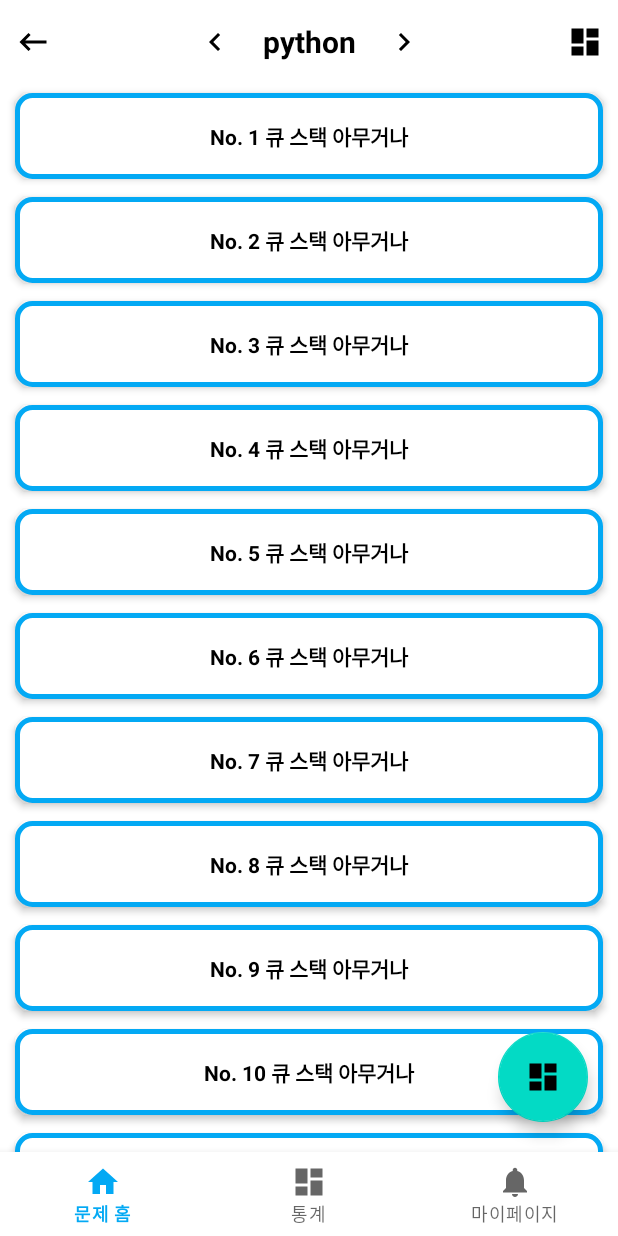
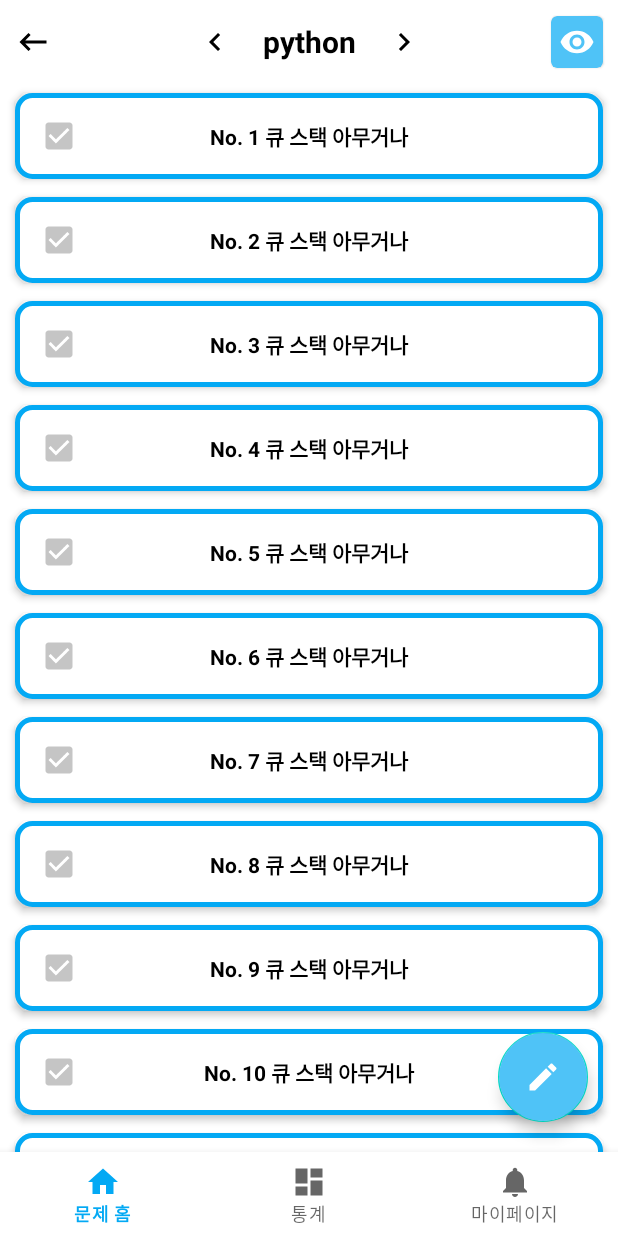
Before and after one commit to cse-master-project/CSE-Study-And-Learn-Application, an Android app: the screen it shows after launch (MainActivity), after a tap on an icon or button, on a phone screen of 412 x 824 dp. Run offline under Robolectric (Android 15) with nearby library versions, the phone set to English and light mode, and no system bars; our stand-ins replace navigation-ui.

Commit message:
2024-04-05, KJY 중분류 선택 UI 개선
- 중분류 고를 수 있게 UI 수정
- 중분류 보기 아이콘 변경
- 체크박스 추가

```diff
--- a/app/src/main/java/com/example/cse_study_and_learn_application/model/QuestionRelateModels.kt
+++ b/app/src/main/java/com/example/cse_study_and_learn_application/model/QuestionRelateModels.kt
@@ -22,4 +22,4 @@ data class Subject(val title: String, val bg: String, val cnt: String, val icon:
  * @author kjy
  * @since 2024-03-09
  */
-data class SubjectContent(val title: String)
+data class SubjectContent(val title: String, val selected: Boolean)
--- a/app/src/main/java/com/example/cse_study_and_learn_application/ui/home/SubjectContentItemAdapter.kt
+++ b/app/src/main/java/com/example/cse_study_and_learn_application/ui/home/SubjectContentItemAdapter.kt
@@ -1,7 +1,9 @@
 package com.example.cse_study_and_learn_application.ui.home
 
+import android.annotation.SuppressLint
 import android.content.Context
 import android.view.LayoutInflater
+import android.view.View
 import android.view.ViewGroup
 import androidx.core.content.ContextCompat
 import androidx.recyclerview.widget.RecyclerView
@@ -28,6 +30,8 @@ import com.example.cse_study_and_learn_application.utils.setTextColorAsLinearGra
  */
 class SubjectContentItemAdapter(private val contents: List<SubjectContent>, private val context: Context) :
     RecyclerView.Adapter<SubjectContentViewHolder>() {
+    private var toggleCheckBox = false
+
     override fun onCreateViewHolder(parent: ViewGroup, viewType: Int): SubjectContentViewHolder {
         val binding = ItemSubjectContentBinding.inflate(LayoutInflater.from(parent.context), parent, false)
 
@@ -38,16 +42,34 @@ class SubjectContentItemAdapter(private val contents: List<SubjectContent>, priv
 
     override fun onBindViewHolder(holder: SubjectContentViewHolder, position: Int) {
         val content = contents[position]
-        holder.bind(content)
+        holder.bind(content, toggleCheckBox)
+    }
+
+    @SuppressLint("NotifyDataSetChanged")
+    fun toggleCheckBoxVisibility() {
+        toggleCheckBox = !toggleCheckBox
+        notifyDataSetChanged()
+    }
+
+    fun getSelectedItem() {
+
     }
 }
 
 
 class SubjectContentViewHolder(private val binding: ItemSubjectContentBinding, private val context: Context) : ViewHolder(binding.root){
-    fun bind(content: SubjectContent) {
+    fun bind(content: SubjectContent, toggleCheckBox: Boolean) {
         binding.tvContentTitle.text = content.title
+        if (toggleCheckBox) {
+            binding.cbQuizSel.isChecked = content.selected
+            binding.cbQuizSel.isEnabled = true
+            binding.cbQuizSel.buttonTintList = ContextCompat.getColorStateList(context, R.color.light_blue_300)
+        } else {
+            binding.cbQuizSel.isChecked = true
+            binding.cbQuizSel.isEnabled = false
+            binding.cbQuizSel.buttonTintList = ContextCompat.getColorStateList(context, R.color.light_gray_c5)
 
-
+        }
     }
 
 }
--- a/app/src/main/java/com/example/cse_study_and_learn_application/ui/home/SubjectContentsFragment.kt
+++ b/app/src/main/java/com/example/cse_study_and_learn_application/ui/home/SubjectContentsFragment.kt
@@ -5,7 +5,9 @@ import android.util.TypedValue
 import androidx.fragment.app.Fragment
 import android.view.LayoutInflater
 import android.view.View
+import android.view.View.OnClickListener
 import android.view.ViewGroup
+import android.widget.Toast
 import androidx.appcompat.app.AppCompatActivity
 import androidx.appcompat.widget.Toolbar
 import androidx.lifecycle.ViewModelProvider
@@ -16,6 +18,7 @@ import com.example.cse_study_and_learn_application.databinding.FragmentHomeBindi
 import com.example.cse_study_and_learn_application.databinding.FragmentSubjectContentsBinding
 import com.example.cse_study_and_learn_application.model.Subject
 import com.example.cse_study_and_learn_application.model.SubjectContent
+import com.example.cse_study_and_learn_application.ui.other.DialogQuestMessage
 
 
 /**
@@ -29,7 +32,7 @@ import com.example.cse_study_and_learn_application.model.SubjectContent
  * 최근 주요 변경점
  * - adapter context 매개변수 추가
  */
-class SubjectContentsFragment : Fragment() {
+class SubjectContentsFragment : Fragment(), OnClickListener {
     // TODO: Rename and change types of parameters
     private var param1: String? = null
     private var param2: String? = null
@@ -37,6 +40,10 @@ class SubjectContentsFragment : Fragment() {
     private var _binding: FragmentSubjectContentsBinding? = null
     private val binding get() = _binding!!
     private lateinit var homeViewModel: HomeViewModel
+
+
+    private lateinit var adapter: SubjectContentItemAdapter
+    private var quizSettingDialogFlag = false
 
     override fun onCreateView(
         inflater: LayoutInflater, container: ViewGroup?,
@@ -46,12 +53,17 @@ class SubjectContentsFragment : Fragment() {
         homeViewModel = ViewModelProvider(requireActivity())[HomeViewModel::class.java]
 
         val subjectContents = List(30) {
-            SubjectContent("No. ${it + 1} 큐 스택 아무거나")
+            SubjectContent("No. ${it + 1} 큐 스택 아무거나", false)
         }
 
-        val adapter = SubjectContentItemAdapter(subjectContents, requireContext())
+        adapter = SubjectContentItemAdapter(subjectContents, requireContext())
         binding.rvContent.adapter = adapter
         binding.rvContent.layoutManager = LinearLayoutManager(context)
+
+        binding.fabQuestionExe.setOnClickListener(this)
+        binding.cdvExtendQuizSetting.setOnClickListener(this)
+        binding.cbAllRandom.setOnClickListener(this)
+
 
         return binding.root
     }
@@ -93,6 +105,50 @@ class SubjectContentsFragment : Fragment() {
         fun newInstance() = SubjectContentsFragment()
     }
 
+    override fun onClick(v: View?) {
+        when (v?.id) {
+            // 화면 우측 하단 문제 풀기 버튼
+            R.id.fab_question_exe -> {
+                // 랜덤 선택 풀기 버튼이 클릭되어 있으면 다이얼로그로 맞는지 물어보고 문제 풀기 진행
+                if (binding.cbAllRandom.isChecked) {
+                    val dialogQuestMessage = DialogQuestMessage(requireContext(),
+                        R.layout.dialog_quest_message_topdown,
+                        "전체 문제 풀기가\n선택되었습니다.\n이대로 진행 하시겠습니까?").apply {
+                        cardMarginInDp = 15f
+                    }
+
+                    dialogQuestMessage.setPositive {
+                        Toast.makeText(context, "네 클릭", Toast.LENGTH_SHORT).show()
+                        dialogQuestMessage.dismiss()
+                    }
+
+                    dialogQuestMessage.setNegative {
+                        Toast.makeText(context, "아니요 클릭", Toast.LENGTH_SHORT).show()
+                        binding.llDialogSetting.visibility = View.VISIBLE   // 퀴즈 설정 다이얼로그 표시
+                        dialogQuestMessage.dismiss()
+                    }
+
+                    dialogQuestMessage.show()
+                }
+
+            }
+
+            // 퀴즈 관련해서 설정할 수 있는 다이얼로그 버튼
+            R.id.cdv_extend_quiz_setting -> {
+                quizSettingDialogFlag = !quizSettingDialogFlag
+                if (quizSettingDialogFlag) {
+                    binding.llDialogSetting.visibility = View.VISIBLE
+                } else {
+                    binding.llDialogSetting.visibility = View.INVISIBLE
+                }
+            }
+
+            // 랜덤 선택 풀기
+            R.id.cb_all_random -> {
+                adapter.toggleCheckBoxVisibility()
+            }
+        }
+    }
 
 
 }
--- a/app/src/main/java/com/example/cse_study_and_learn_application/ui/setting/SettingFragment.kt
+++ b/app/src/main/java/com/example/cse_study_and_learn_application/ui/setting/SettingFragment.kt
@@ -66,7 +66,7 @@ class SettingFragment : Fragment() {
         }
 
         binding.linLogout.setOnClickListener {
-            val dialogQuestMessage = DialogQuestMessage(requireContext(), "정말로 로그아웃 하시겠습니까?")
+            val dialogQuestMessage = DialogQuestMessage(requireContext(), R.layout.dialog_quest_message, "정말로 로그아웃 하시겠습니까?")
 
             dialogQuestMessage.setPositive {
                 Toast.makeText(context, "네 클릭", Toast.LENGTH_SHORT).show()
@@ -82,7 +82,7 @@ class SettingFragment : Fragment() {
         }
 
         binding.linWithdraw.setOnClickListener {
-            val dialogQuestMessage = DialogQuestMessage(requireContext(), "정말로 탈퇴 하시겠습니까?")
+            val dialogQuestMessage = DialogQuestMessage(requireContext(), R.layout.dialog_quest_message,"정말로 탈퇴 하시겠습니까?")
 
             dialogQuestMessage.setPositive {
                 Toast.makeText(context, "네 클릭", Toast.LENGTH_SHORT).show()
--- /dev/null
+++ b/app/src/main/res/drawable/baseline_remove_red_eye_24.xml
@@ -0,0 +1,5 @@
+<vector android:height="24dp" android:tint="#FFFFFF"
+    android:viewportHeight="24" android:viewportWidth="24"
+    android:width="24dp" xmlns:android="http://schemas.android.com/apk/res/android">
+    <path android:fillColor="@android:color/white" android:pathData="M12,4.5C7,4.5 2.73,7.61 1,12c1.73,4.39 6,7.5 11,7.5s9.27,-3.11 11,-7.5c-1.73,-4.39 -6,-7.5 -11,-7.5zM12,17c-2.76,0 -5,-2.24 -5,-5s2.24,-5 5,-5 5,2.24 5,5 -2.24,5 -5,5zM12,9c-1.66,0 -3,1.34 -3,3s1.34,3 3,3 3,-1.34 3,-3 -1.34,-3 -3,-3z"/>
+</vector>
--- /dev/null
+++ b/app/src/main/res/drawable/bg_rounded_gray.xml
@@ -0,0 +1,9 @@
+<?xml version="1.0" encoding="utf-8"?>
+<shape xmlns:android="http://schemas.android.com/apk/res/android"
+    android:shape="rectangle">
+    <solid android:color="@color/white"/>
+    <stroke
+        android:width="1dp"
+        android:color="#A6A6A6"/>
+    <corners android:radius="10dp"/>
+</shape>
--- /dev/null
+++ b/app/src/main/res/drawable/ic_edit_24_white.xml
@@ -0,0 +1,5 @@
+<vector android:height="24dp" android:tint="#FFFFFF"
+    android:viewportHeight="24" android:viewportWidth="24"
+    android:width="24dp" xmlns:android="http://schemas.android.com/apk/res/android">
+    <path android:fillColor="@android:color/white" android:pathData="M3,17.25V21h3.75L17.81,9.94l-3.75,-3.75L3,17.25zM20.71,7.04c0.39,-0.39 0.39,-1.02 0,-1.41l-2.34,-2.34c-0.39,-0.39 -1.02,-0.39 -1.41,0l-1.83,1.83 3.75,3.75 1.83,-1.83z"/>
+</vector>
--- a/app/src/main/res/layout/fragment_subject_contents.xml
+++ b/app/src/main/res/layout/fragment_subject_contents.xml
@@ -14,14 +14,62 @@
         android:layout_width="match_parent"
         android:layout_height="?attr/actionBarSize">
 
-        <LinearLayout
+        <FrameLayout
             android:gravity="center"
             android:layout_gravity="center"
             android:orientation="horizontal"
             android:layout_width="match_parent"
             android:layout_height="match_parent" >
 
+
+            <androidx.appcompat.widget.Toolbar
+                android:gravity="center"
+                android:id="@+id/toolbar"
+                style="@style/Toolbar"
+                android:layout_width="match_parent"
+                android:layout_height="?attr/actionBarSize"
+                android:theme="@style/ThemeOverlay.AppCompat.Dark.ActionBar"
+                app:layout_constraintBottom_toBottomOf="parent"
+                app:layout_constraintTop_toTopOf="parent"
+                app:titleTextColor="@android:color/black">
+
                 <ImageButton
+                    android:id="@+id/ib_prev_subj"
+                    android:layout_width="wrap_content"
+                    android:layout_height="wrap_content"
+                    android:layout_gravity="center"
+                    android:layout_marginEnd="20dp"
+                    android:background="@android:color/transparent"
+                    android:src="@drawable/ic_keyboard_arrow_left_24" />
+
+                <TextView
+                    android:id="@+id/tv_title"
+                    style="@style/TextAppearance.Material3.ActionBar.Title"
+                    android:layout_width="wrap_content"
+                    android:layout_height="match_parent"
+                    android:layout_gravity="center"
+                    android:gravity="center"
+                    android:text="타이틀"
+                    android:textSize="20sp"
+                    android:textStyle="bold" />
+
+                <ImageButton
+                    android:id="@+id/ib_next_subj"
+                    android:layout_width="wrap_content"
+                    android:layout_height="wrap_content"
+                    android:layout_gravity="center"
+                    android:layout_marginStart="20dp"
+                    android:background="@android:color/transparent"
+                    android:src="@drawable/ic_keyboard_arrow_right_24" />
+
+            </androidx.appcompat.widget.Toolbar>
+
+            <androidx.appcompat.widget.AppCompatImageButton
+                android:foreground="?attr/selectableItemBackgroundBorderless"
+                android:layout_gravity="center_vertical|start"
+                app:layout_constraintBottom_toBottomOf="parent"
+                app:layout_constraintTop_toTopOf="parent"
+                app:layout_constraintStart_toStartOf="parent"
                 android:id="@+id/ib_back_pres"
                 android:layout_marginStart="10dp"
                 android:src="@drawable/ic_back_arrow_black_24dp"
@@ -29,116 +77,98 @@
                 android:layout_width="wrap_content"
                 android:layout_height="wrap_content"/>
 
-            <androidx.appcompat.widget.Toolbar
-                android:layout_weight="1"
+            <com.google.android.material.card.MaterialCardView
+                android:foreground="?attr/selectableItemBackgroundBorderless"
+                android:id="@+id/cdv_extend_quiz_setting"
                 app:layout_constraintTop_toTopOf="parent"
-                android:id="@+id/toolbar"
-                android:layout_width="0dp"
-                android:layout_height="?attr/actionBarSize"
-                android:theme="@style/ThemeOverlay.AppCompat.Dark.ActionBar"
-                app:titleTextColor="@android:color/black"
-                style="@style/Toolbar">
+                app:layout_constraintBottom_toBottomOf="parent"
+                app:layout_constraintEnd_toEndOf="parent"
+                app:cardBackgroundColor="@color/light_blue_300"
+                android:background="@color/light_blue_300"
+                android:layout_marginEnd="10dp"
+                android:layout_gravity="center_vertical|end"
+                app:cornerRadius="20dp"
+                android:layout_width="wrap_content"
+                android:layout_height="wrap_content">
 
-                <ImageButton
-                    android:id="@+id/ib_prev_subj"
-                    android:src="@drawable/ic_keyboard_arrow_left_24"
-                    android:background="@android:color/transparent"
-                    android:layout_gravity="center"
-                    android:layout_marginEnd="20dp"
+                <ImageView
+                    android:layout_margin="5dp"
                     android:layout_width="wrap_content"
-                    android:layout_height="wrap_content"/>
+                    android:layout_height="wrap_content"
+                    android:src="@drawable/baseline_remove_red_eye_24" />
 
-                <TextView
-                    android:id="@+id/tv_title"
-                    style="@style/TextAppearance.Material3.ActionBar.Title"
-                    android:textSize="20sp"
-                    android:layout_width="wrap_content"
-                    android:layout_height="match_parent"
-                    android:layout_gravity="center"
-                    android:gravity="center"
-                    android:textStyle="bold"
-                    android:text="타이틀"/>
+            </com.google.android.material.card.MaterialCardView>
 
-                <ImageButton
-                    android:id="@+id/ib_next_subj"
-                    android:src="@drawable/ic_keyboard_arrow_right_24"
-                    android:background="@android:color/transparent"
-                    android:layout_gravity="center"
-                    android:layout_marginStart="20dp"
-                    android:layout_width="wrap_content"
-                    android:layout_height="wrap_content"/>
-
-            </androidx.appcompat.widget.Toolbar>
-
-            <ImageButton
-                android:id="@+id/ib_extend"
-                android:layout_marginEnd="10dp"
-                android:src="@drawable/ic_dashboard_black_24dp"
-                android:background="@android:color/transparent"
-                android:layout_width="wrap_content"
-                android:layout_height="wrap_content"/>
-
-        </LinearLayout>
+        </FrameLayout>
 
     </com.google.android.material.appbar.AppBarLayout>
 
     <androidx.recyclerview.widget.RecyclerView
         android:layout_marginTop="?attr/actionBarSize"
+        app:layout_constraintTop_toTopOf="parent"
         android:id="@+id/rv_content"
         tools:listitem="@layout/item_subject_content"
         android:layout_width="match_parent"
-        android:layout_height="match_parent" />
+        android:layout_height="0dp" />
 
     <com.google.android.material.floatingactionbutton.FloatingActionButton
         android:id="@+id/fab_question_exe"
         android:layout_width="wrap_content"
         android:layout_height="wrap_content"
         app:fabCustomSize="60dp"
-        android:src="@drawable/ic_dashboard_black_24dp"
+        android:src="@drawable/ic_edit_24_white"
+        android:backgroundTint="@color/light_blue_300"
+        app:tint="@null"
         app:layout_constraintBottom_toBottomOf="parent"
         app:layout_constraintEnd_toEndOf="parent"
-        android:layout_margin="20dp" />
+        android:layout_margin="20dp"
+        android:importantForAccessibility="no" />
 
-    <androidx.cardview.widget.CardView
-        android:elevation="1dp"
-        android:layout_width="0dp"
-        android:background="@color/white"
-        android:layout_height="wrap_content"
+    <androidx.appcompat.widget.LinearLayoutCompat
+        android:visibility="invisible"
+        android:id="@+id/ll_dialog_setting"
+        android:elevation="10dp"
+        app:layout_constraintTop_toBottomOf="@id/appbar_layout"
+        android:layout_marginVertical="3dp"
+        android:layout_marginHorizontal="10dp"
         app:layout_constraintWidth_percent="0.5"
         app:layout_constraintEnd_toEndOf="parent"
-        app:layout_constraintTop_toBottomOf="@id/appbar_layout"
-        android:layout_marginVertical="10dp"
-        android:layout_marginHorizontal="15dp"
-        app:cardCornerRadius="20dp" >
-
-        <LinearLayout
-            android:visibility="gone"
-            android:background="@color/white"
+        android:background="@drawable/bg_rounded_gray"
         android:paddingHorizontal="20dp"
         android:paddingVertical="15dp"
         android:orientation="vertical"
-            android:layout_width="match_parent"
-            android:layout_height="match_parent" >
+        android:layout_width="0dp"
+        android:layout_height="wrap_content" >
 
         <RadioGroup
+            android:id="@+id/rg_quiz_view"
             android:layout_width="match_parent"
             android:layout_height="wrap_content" >
 
             <RadioButton
+                android:id="@+id/rb_all_sel"
+                android:buttonTint="@color/light_blue_300"
+                android:paddingStart="5dp"
+                android:checked="true"
                 android:layout_width="match_parent"
                 android:layout_height="wrap_content"
-                    android:text="사용자 문제" />
+                android:text="전체" />
 
             <RadioButton
+                android:id="@+id/rb_default_sel"
+                android:buttonTint="@color/light_blue_300"
+                android:paddingStart="5dp"
                 android:layout_width="match_parent"
                 android:layout_height="wrap_content"
                 android:text="기본 문제" />
 
             <RadioButton
-                    android:checked="true"
+                android:id="@+id/rb_custom_sel"
+                android:buttonTint="@color/light_blue_300"
+                android:paddingStart="5dp"
                 android:layout_width="match_parent"
                 android:layout_height="wrap_content"
-                    android:text="전체" />
+                android:text="사용자 문제" />
         </RadioGroup>
 
         <View
@@ -146,15 +176,26 @@
             android:layout_marginBottom="5dp"
             android:layout_width="match_parent"
             android:layout_height="1dp"
-                android:background="@color/black" />
+            android:background="@color/light_gray_c5" />
 
         <CheckBox
+            android:id="@+id/cb_all_random"
+            android:buttonTint="@color/light_blue_300"
+            android:paddingStart="5dp"
+            android:checked="true"
             android:layout_width="match_parent"
             android:layout_height="wrap_content"
-                android:text="푼 문제" />
+            android:text="랜덤 선택 풀기" />
 
-        </LinearLayout>
+        <CheckBox
+            android:id="@+id/cb_already"
+            android:buttonTint="@color/light_blue_300"
+            android:paddingStart="5dp"
+            android:checked="true"
+            android:layout_width="match_parent"
+            android:layout_height="wrap_content"
+            android:text="푼 문제 풀기" />
 
-    </androidx.cardview.widget.CardView>
+    </androidx.appcompat.widget.LinearLayoutCompat>
 
 </androidx.constraintlayout.widget.ConstraintLayout>
--- a/app/src/main/res/layout/item_subject_content.xml
+++ b/app/src/main/res/layout/item_subject_content.xml
@@ -23,4 +23,16 @@
         android:textSize="14sp"
         android:text="No. 1 스택, 큐" />
 
+    <CheckBox
+        android:checked="true"
+        android:enabled="false"
+        android:layout_marginStart="5dp"
+        app:layout_constraintBottom_toBottomOf="parent"
+        app:layout_constraintStart_toStartOf="parent"
+        app:layout_constraintTop_toTopOf="parent"
+        android:id="@+id/cb_quiz_sel"
+        android:buttonTint="@color/light_gray_c5"
+        android:layout_width="wrap_content"
+        android:layout_height="wrap_content" />
+
 </androidx.constraintlayout.widget.ConstraintLayout>
--- a/app/src/main/res/values/colors.xml
+++ b/app/src/main/res/values/colors.xml
@@ -19,4 +19,8 @@
     <color name="light_blue_800">#0277BD</color>
     <color name="light_blue_900">#01579B</color>
 
+
+    <color name="light_gray_c5">#C5C5C5</color>
+    <color name="light_gray_55">#555555</color>
+
 </resources>
```
Also changed, not shown: app/src/main/java/com/example/cse_study_and_learn_application/ui/other/DialogQuestMessage.kt (+8 -2 lines), app/src/main/res/layout/dialog_quest_message_topdown.xml (added, +85 -0 lines). Lines whose indentation alone changed are shown as unchanged.
